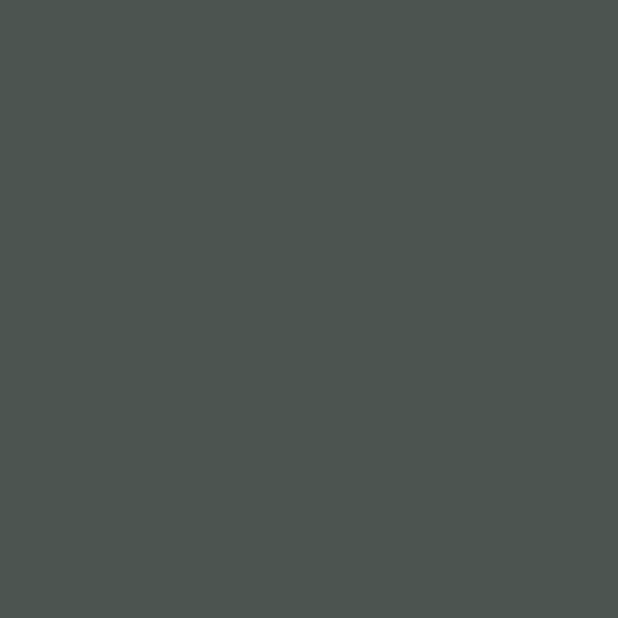
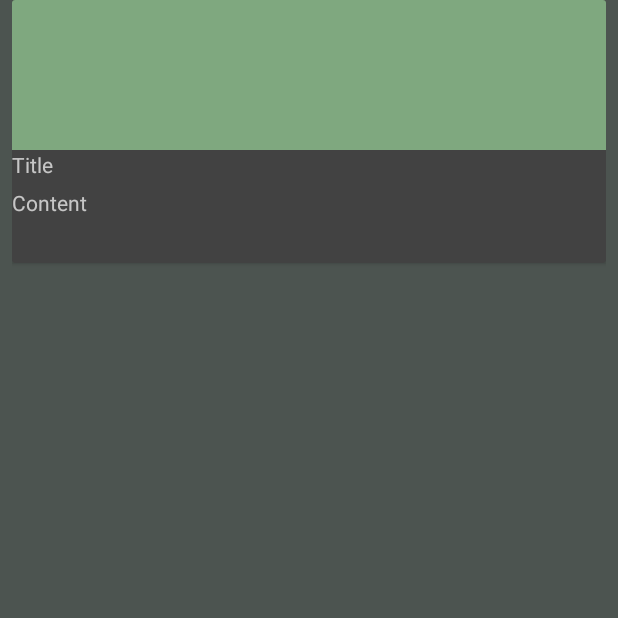
Before and after one commit to NoahS96/MusicStreamingApp, an Android app: the NewsFeedActivity screen opened directly, with no data from a screen before it, on a phone screen of 412 x 824 dp, the top half of it. Before the commit the part shown is empty. Run offline under Robolectric (Android 15) with nearby library versions, the light colour scheme and no system bars.

Commit message:
Added objects to news feed activity.java

```diff
--- a/app/src/main/res/layout/activity_news_feed.xml
+++ b/app/src/main/res/layout/activity_news_feed.xml
@@ -6,4 +6,52 @@
     android:layout_height="match_parent"
     tools:context="com.example.slothlord.musicstreamingapp.NewsfeedJava.NewsFeedActivity">
 
+    <LinearLayout
+        android:id="@+id/linearLayoutID"
+        android:layout_width="0dp"
+        android:layout_height="0dp"
+        android:layout_marginEnd="8dp"
+        android:layout_marginStart="8dp"
+        android:orientation="vertical"
+        app:layout_constraintBottom_toBottomOf="parent"
+        app:layout_constraintEnd_toEndOf="parent"
+        app:layout_constraintStart_toStartOf="parent"
+        app:layout_constraintTop_toTopOf="parent">
+
+        <android.support.v7.widget.CardView
+            android:id="@+id/cardViewID"
+            android:layout_width="match_parent"
+            android:layout_height="wrap_content">
+
+            <RelativeLayout
+                android:id="@+id/rLayoutID"
+                android:layout_width="match_parent"
+                android:layout_height="wrap_content">
+
+                <ImageView
+                    android:id="@+id/cardImageID"
+                    android:layout_width="match_parent"
+                    android:layout_height="100dp"
+                    android:layout_alignParentLeft="true"
+                    android:layout_alignParentTop="true"
+                    android:src="@color/abc_search_url_text_normal" />
+
+                <TextView
+                    android:id="@+id/cardTitleID"
+                    android:layout_width="match_parent"
+                    android:layout_height="25dp"
+                    android:layout_alignParentLeft="true"
+                    android:layout_below="@+id/cardImageID"
+                    android:text="Title" />
+
+                <TextView
+                    android:id="@+id/cardContentID"
+                    android:layout_width="match_parent"
+                    android:layout_height="50dp"
+                    android:layout_alignParentLeft="true"
+                    android:layout_below="@+id/cardTitleID"
+                    android:text="Content" />
+            </RelativeLayout>
+        </android.support.v7.widget.CardView>
+    </LinearLayout>
 </android.support.constraint.ConstraintLayout>
```
